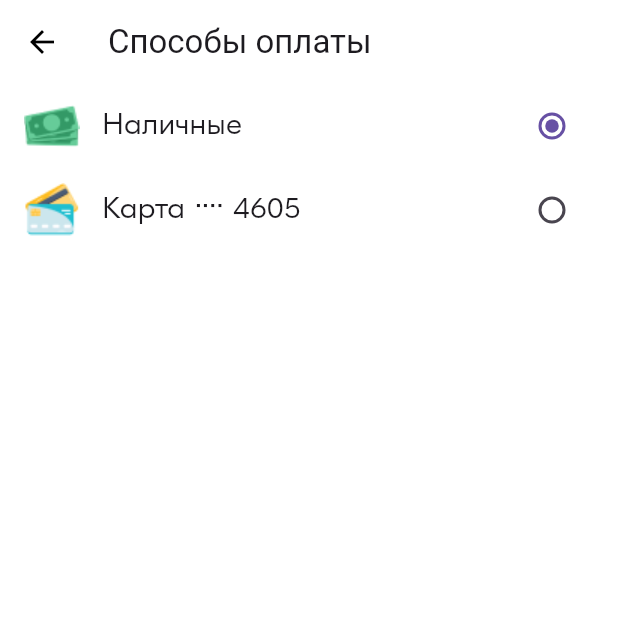
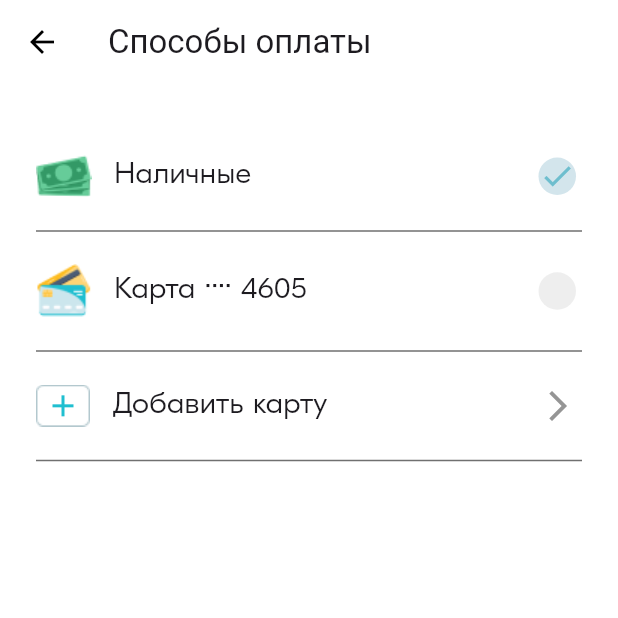
Before and after one commit to Mi-Zaft/delivery_kam, a Flutter app: the DeliveryPaymentListScreen screen opened by its route, on a phone screen of 412 x 824 dp, the top half of it. Run offline on Flutter 3.47's test engine with Material 3 defaults, Android fonts, the phone set to English and light mode, and no system bars; our stand-ins replace dio, flutter_bloc, flutter_form_builder, flutter_map, flutter_secure_storage, latlong2 and 1 more; accounts and stored records are empty; project files that could hold a hidden picture were left out.

Commit message:
1)New widget for payment list; 2)Payment list screen;

```diff
--- a/lib/features/payment_list/view/delivery_payment_list_screen.dart
+++ b/lib/features/payment_list/view/delivery_payment_list_screen.dart
@@ -1,3 +1,5 @@
+import 'package:delivery_kam/features/payment_list/widgets/delivery_payment_add_card_list_tile.dart';
+import 'package:delivery_kam/features/payment_list/widgets/delivery_payment_list_radio_tile.dart';
 import 'package:flutter/material.dart';
 
 class DeliveryPaymentListScreen extends StatefulWidget {
@@ -9,7 +11,7 @@ class DeliveryPaymentListScreen extends StatefulWidget {
 }
 
 class _DeliveryPaymentListScreenState extends State<DeliveryPaymentListScreen> {
-  String _character = 'cash';
+  String _paymentMethod = 'cash';
 
   @override
   Widget build(BuildContext context) {
@@ -21,62 +23,19 @@ class _DeliveryPaymentListScreenState extends State<DeliveryPaymentListScreen> {
         decoration: const BoxDecoration(color: Colors.white),
         child: Column(
           children: [
-            RadioListTile(
-              groupValue: _character,
-              controlAffinity: ListTileControlAffinity.trailing,
-              onChanged: (String? value) {
-                setState(() {
-                  _character = 'cash';
-                });
-              },
-              value: 'cash',
-              title: Row(
-                children: [
-                  Image.asset('assets/images/payment/iconMoney.png'),
-                  const Padding(padding: EdgeInsets.only(right: 15)),
-                  const Text(
-                    'Наличные',
-                    style: TextStyle(
-                        fontFamily: "GT-Eesti-Pro-Display",
-                        fontWeight: FontWeight.w300,
-                        fontSize: 20),
-                  )
-                ],
-              ),
+            const Padding(padding: EdgeInsets.only(top: 35)),
+            DeliveryPaymentListRadioTile(
+              onTap: () => {_paymentMethod = 'cash'},
+              leadingImage: Image.asset('assets/images/payment/iconMoney.png'),
+              title: 'Наличные',
+              active: _paymentMethod == 'cash',
             ),
-            RadioListTile(
-              groupValue: _character,
-              controlAffinity: ListTileControlAffinity.trailing,
-              onChanged: (String? value) {
-                setState(() {
-                  _character = 'card';
-                });
-              },
-              value: 'card',
-              title: Row(
-                children: [
-                  Image.asset('assets/images/payment/iconCard.png'),
-                  const Padding(padding: EdgeInsets.only(right: 15)),
-                  const Text(
-                    'Карта ···· 4605',
-                    style: TextStyle(
-                        fontFamily: "GT-Eesti-Pro-Display",
-                        fontWeight: FontWeight.w300,
-                        fontSize: 20),
-                  ),
-                ],
-              ),
-            )
-            // ListTile(
-            //   title: const Text(
-            //     'Наличные',
-            //     style: TextStyle(
-            //         fontFamily: "GT-Eesti-Pro-Display",
-            //         fontWeight: FontWeight.w300,
-            //         fontSize: 20),
-            //   ),
-            //   leading: Image.asset('assets/images/payment/iconMoney.png'),
-            // )
+            DeliveryPaymentListRadioTile(
+              onTap: () => {_paymentMethod = 'card'},
+              leadingImage: Image.asset('assets/images/payment/iconCard.png'),
+              title: 'Карта ···· 4605',
+            ),
+            const DeliveryPaymentAddCardListTile()
           ],
         ),
       ),
--- /dev/null
+++ b/lib/features/payment_list/widgets/delivery_payment_add_card_list_tile.dart
@@ -0,0 +1,47 @@
+import 'package:flutter/material.dart';
+
+class DeliveryPaymentAddCardListTile extends StatelessWidget {
+  const DeliveryPaymentAddCardListTile({super.key});
+
+  @override
+  Widget build(BuildContext context) {
+    return Container(
+      padding: const EdgeInsets.symmetric(horizontal: 24),
+      child: InkWell(
+        child: Column(
+          children: [
+            const Padding(padding: EdgeInsets.only(top: 12)),
+            Row(
+              children: [
+                Image.asset('assets/images/payment/iconPlus.png'),
+                const Padding(padding: EdgeInsets.only(left: 15)),
+                const Expanded(
+                  child: Text(
+                    'Добавить карту',
+                    style: TextStyle(
+                        fontFamily: "GT-Eesti-Pro-Display",
+                        fontWeight: FontWeight.w300,
+                        fontSize: 20),
+                  ),
+                ),
+                const Icon(
+                  Icons.arrow_forward_ios,
+                  color: Color.fromRGBO(149, 149, 149, 1),
+                ),
+                const Padding(
+                  padding: EdgeInsets.only(right: 4),
+                )
+              ],
+            ),
+            const Padding(padding: EdgeInsets.only(bottom: 12)),
+            const Divider(
+              height: 20,
+              thickness: 1,
+              color: Color.fromRGBO(112, 112, 112, 1),
+            ),
+          ],
+        ),
+      ),
+    );
+  }
+}
--- /dev/null
+++ b/lib/features/payment_list/widgets/delivery_payment_list_radio_tile.dart
@@ -0,0 +1,79 @@
+import 'package:flutter/material.dart';
+import 'package:latlong2/latlong.dart';
+
+class DeliveryPaymentListRadioTile extends StatelessWidget {
+  Image? leadingImage;
+  String title;
+  bool? active;
+  final Function() onTap;
+  DeliveryPaymentListRadioTile(
+      {super.key,
+      required this.title,
+      required this.onTap,
+      this.leadingImage,
+      this.active});
+
+  @override
+  Widget build(BuildContext context) {
+    return Container(
+      padding: const EdgeInsets.symmetric(horizontal: 24),
+      child: InkWell(
+        onTap: () {
+          print('tap');
+          onTap();
+        },
+        child: Column(
+          children: [
+            const Padding(padding: EdgeInsets.only(top: 12)),
+            Row(
+              children: [
+                if (leadingImage != null) leadingImage!,
+                const Padding(padding: EdgeInsets.only(left: 15)),
+                Expanded(
+                  child: Text(
+                    title,
+                    style: const TextStyle(
+                        fontFamily: "GT-Eesti-Pro-Display",
+                        fontWeight: FontWeight.w300,
+                        fontSize: 20),
+                  ),
+                ),
+                if (active != true)
+                  Container(
+                    width: 25.0,
+                    height: 25.0,
+                    decoration: const BoxDecoration(
+                      shape: BoxShape.circle,
+                      color: Color.fromRGBO(238, 238, 238, 1),
+                    ),
+                  ),
+                if (active == true)
+                  Container(
+                    width: 25.0,
+                    height: 25.0,
+                    decoration: const BoxDecoration(
+                      shape: BoxShape.circle,
+                      color: Color.fromRGBO(211, 229, 236, 1),
+                    ),
+                    child: const Icon(
+                      Icons.check,
+                      color: Color.fromRGBO(110, 190, 206, 1),
+                    ),
+                  ),
+                const Padding(
+                  padding: EdgeInsets.only(right: 4),
+                )
+              ],
+            ),
+            const Padding(padding: EdgeInsets.only(bottom: 12)),
+            const Divider(
+              height: 20,
+              thickness: 1,
+              color: Color.fromRGBO(112, 112, 112, 1),
+            ),
+          ],
+        ),
+      ),
+    );
+  }
+}
--- a/pubspec.yaml
+++ b/pubspec.yaml
@@ -79,6 +79,7 @@ flutter:
     - assets/images/main/exit.png
     - assets/images/payment/iconMoney.png
     - assets/images/payment/iconCard.png
+    - assets/images/payment/iconPlus.png
   # icons:
     - assets/images/main/iconbox.png
     - assets/images/main/iconDiamond.png
```
Also changed, not shown: assets/images/payment/iconPlus.png (added).
